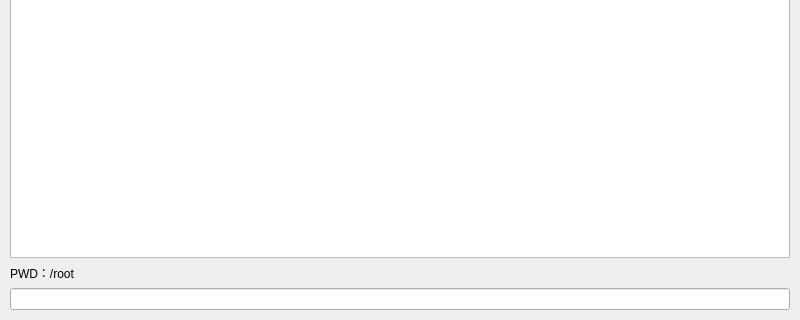
Before: the Qt Designer form UI/form/frmmain.ui in asapple/analog-operating-system, drawn with Qt 5; both pictures show x 0 to 800 and y 280 to 600 of the 800 by 600 pixel window.
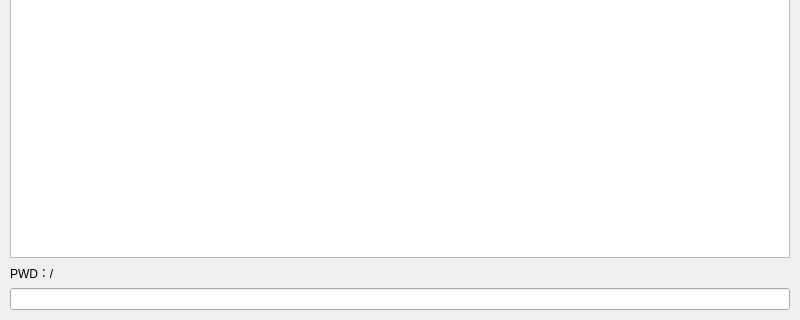
After: the same form once the commit is applied. Icons and pictures are not drawn.

The edit to the form file:
```diff
--- a/UI/form/frmmain.ui
+++ b/UI/form/frmmain.ui
@@ -350,7 +350,7 @@
        <item>
         <widget class="QLabel" name="pwd_label">
          <property name="text">
-          <string>PWD：/root</string>
+          <string>PWD：/</string>
          </property>
         </widget>
        </item>
```
